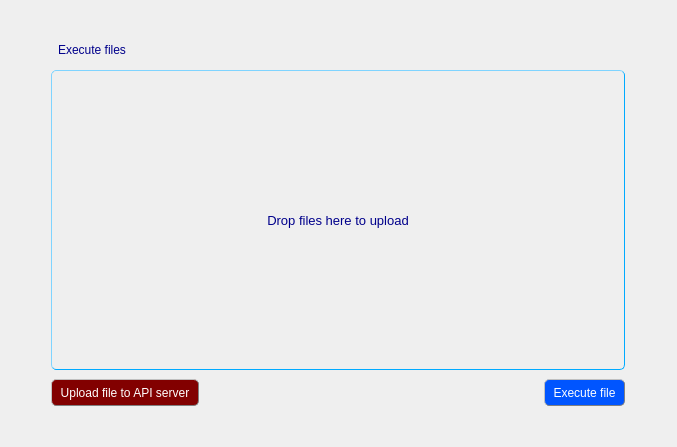
Qt form Builder/Builder/importfilesform.ui (Rork96/QtProjects) before a commit.
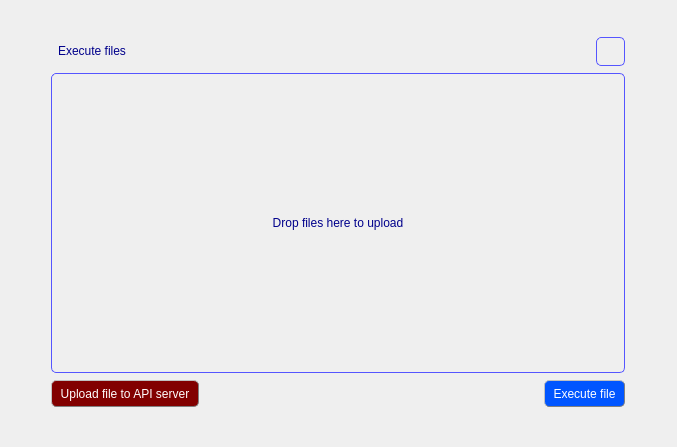
The same form after that commit. Icons and pictures are not drawn.

```diff
--- a/Builder/Builder/importfilesform.ui
+++ b/Builder/Builder/importfilesform.ui
@@ -17,7 +17,7 @@
    <item row="0" column="0">
     <widget class="QGroupBox" name="groupBox">
      <property name="enabled">
-      <bool>false</bool>
+      <bool>true</bool>
      </property>
      <property name="sizePolicy">
       <sizepolicy hsizetype="Fixed" vsizetype="Fixed">
@@ -71,13 +71,43 @@
         </property>
        </widget>
       </item>
-      <item row="1" column="0">
-       <widget class="QLabel" name="mainLabel">
-        <property name="sizePolicy">
-         <sizepolicy hsizetype="Preferred" vsizetype="Fixed">
-          <horstretch>0</horstretch>
-          <verstretch>0</verstretch>
-         </sizepolicy>
+      <item row="0" column="1">
+       <widget class="QToolButton" name="clearButton">
+        <property name="styleSheet">
+         <string notr="true">QToolButton {
+               color: darkblue;
+               padding: 4px;
+               border: 1px solid rgb(85, 85, 255); 
+               border-radius: 5px;
+               font: 10pt &quot;MS Shell Dlg 2&quot;;
+              }
+
+QToolButton:hover {
+               color: darkblue;
+               border: 1px solid grey;
+               background-color: rgb(255, 255, 255);
+               }
+
+QToolButton:pressed {
+               color: rgb(0, 0, 197)
+               background: shadow;
+               border-style: inset;
+			    background-color: rgb(0, 78, 235);
+               }</string>
+        </property>
+        <property name="text">
+         <string/>
+        </property>
+        <property name="icon">
+         <iconset resource="res.qrc">
+          <normaloff>:/res/clear.png</normaloff>:/res/clear.png</iconset>
+        </property>
+       </widget>
+      </item>
+      <item row="1" column="0" colspan="2">
+       <widget class="QPushButton" name="mainButton">
+        <property name="enabled">
+         <bool>true</bool>
         </property>
         <property name="minimumSize">
          <size>
@@ -91,29 +121,30 @@
           <height>300</height>
          </size>
         </property>
-        <property name="font">
-         <font>
-          <pointsize>10</pointsize>
-         </font>
-        </property>
         <property name="styleSheet">
-         <string notr="true">QLabel {
+         <string notr="true">QPushButton {
                color: darkblue;
                padding: 4px;
-               border: 1px solid rgb(0, 170, 255); 
+               border: 1px solid rgb(85, 85, 255); 
                border-radius: 5px;
-               border-style: outset;
-              }</string>
+               font: 10pt &quot;MS Shell Dlg 2&quot;;
+              }
+
+QPushButton:pressed {
+               color: rgb(0, 0, 197)
+               background: shadow;
+               border-style: inset;
+               }</string>
         </property>
         <property name="text">
          <string>Drop files here to upload</string>
         </property>
-        <property name="alignment">
-         <set>Qt::AlignCenter</set>
+        <property name="flat">
+         <bool>false</bool>
         </property>
        </widget>
       </item>
-      <item row="2" column="0">
+      <item row="2" column="0" colspan="2">
        <layout class="QHBoxLayout" name="horizontalLayout">
         <property name="spacing">
          <number>0</number>
```
Left out of the diff: 4 changed lines with no effect on the pictures.
